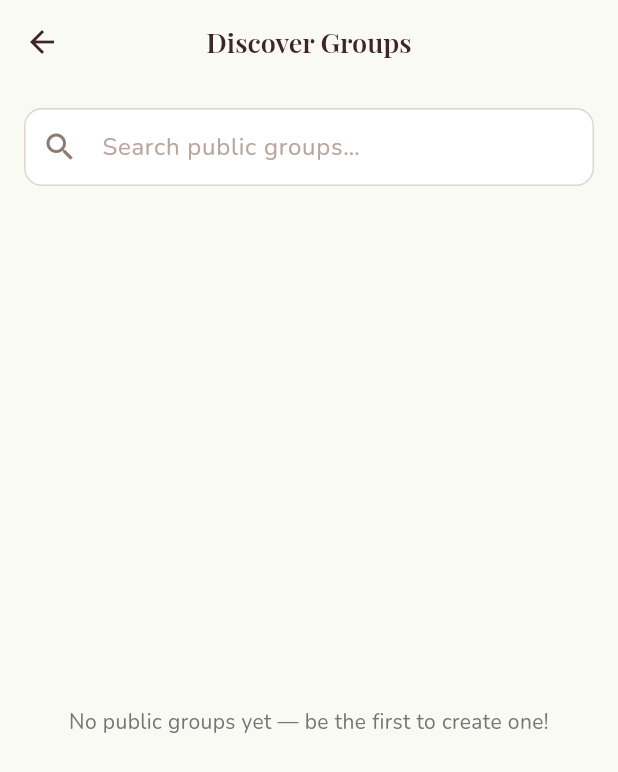
After one commit to OMCHOKSI108/closetalk, a Flutter app: the GroupListScreen screen opened directly, after a tap on the "explore" icon, on a phone screen of 412 x 824 dp. The commit adds this screen. Shown: the top 772 px of the screen. Run offline on Flutter 3.47's test engine with Material 3 defaults, Android fonts, the phone set to English and light mode, and no system bars; our stand-ins replace audioplayers, cached_network_image, firebase_core, firebase_messaging, flutter_local_notifications, flutter_map and 10 more; missing offline and left inert: cryptography, photo_manager, record; accounts and stored records are empty; network calls fail.

Commit message:
feat: implement group discovery feature with search functionality and join option

```diff
--- a/closetalk_app/lib/providers/group_provider.dart
+++ b/closetalk_app/lib/providers/group_provider.dart
@@ -118,6 +118,53 @@ class GroupProvider extends ChangeNotifier {
     return false;
   }
 
+  Future<List<DiscoverGroup>> discoverGroups({String query = ''}) async {
+    try {
+      final uri = Uri.parse('${ApiConfig.authBaseUrl}/groups/discover')
+          .replace(queryParameters: {
+        if (query.trim().isNotEmpty) 'q': query.trim(),
+      });
+      final response = await http.get(uri, headers: ApiConfig.headers);
+      if (response.statusCode == 200) {
+        final data = jsonDecode(response.body) as Map<String, dynamic>;
+        return (data['groups'] as List<dynamic>?)
+                ?.map((g) => DiscoverGroup.fromJson(g as Map<String, dynamic>))
+                .toList() ??
+            const [];
+      }
+    } catch (_) {}
+    return const [];
+  }
+
+  Future<JoinResult> joinPublicGroup(String groupId) async {
+    try {
+      final response = await http.post(
+        Uri.parse('${ApiConfig.authBaseUrl}/groups/join'),
+        headers: ApiConfig.headers,
+        body: jsonEncode({'group_id': groupId}),
+      );
+      if (response.statusCode == 200) {
+        await fetchGroups();
+        return const JoinResult(success: true);
+      }
+      String? message;
+      try {
+        final body = jsonDecode(response.body);
+        if (body is Map && body['message'] != null) {
+          message = body['message'].toString();
+        } else if (body is Map && body['error'] != null) {
+          message = body['error'].toString();
+        }
+      } catch (_) {}
+      return JoinResult(
+        success: false,
+        error: message ?? 'Could not join (HTTP ${response.statusCode})',
+      );
+    } catch (e) {
+      return JoinResult(success: false, error: 'Network error: $e');
+    }
+  }
+
   Future<void> addMembers(String groupId, List<String> userIds) async {
     try {
       await http.post(
@@ -193,3 +240,45 @@ class GroupProvider extends ChangeNotifier {
     notifyListeners();
   }
 }
+
+class DiscoverGroup {
+  final String id;
+  final String name;
+  final String description;
+  final String avatarUrl;
+  final int memberCount;
+  final int memberLimit;
+  final bool isMember;
+  final DateTime createdAt;
+
+  const DiscoverGroup({
+    required this.id,
+    required this.name,
+    required this.description,
+    required this.avatarUrl,
+    required this.memberCount,
+    required this.memberLimit,
+    required this.isMember,
+    required this.createdAt,
+  });
+
+  factory DiscoverGroup.fromJson(Map<String, dynamic> json) {
+    return DiscoverGroup(
+      id: json['id'] as String,
+      name: json['name'] as String? ?? '',
+      description: json['description'] as String? ?? '',
+      avatarUrl: json['avatar_url'] as String? ?? '',
+      memberCount: json['member_count'] as int? ?? 0,
+      memberLimit: json['member_limit'] as int? ?? 1000,
+      isMember: json['is_member'] as bool? ?? false,
+      createdAt: DateTime.tryParse(json['created_at'] as String? ?? '') ??
+          DateTime.now(),
+    );
+  }
+}
+
+class JoinResult {
+  final bool success;
+  final String? error;
+  const JoinResult({required this.success, this.error});
+}
--- /dev/null
+++ b/closetalk_app/lib/screens/chat/group_discover_screen.dart
@@ -0,0 +1,181 @@
+import 'dart:async';
+
+import 'package:flutter/material.dart';
+import 'package:provider/provider.dart';
+
+import '../../providers/group_provider.dart';
+
+class GroupDiscoverScreen extends StatefulWidget {
+  const GroupDiscoverScreen({super.key});
+
+  @override
+  State<GroupDiscoverScreen> createState() => _GroupDiscoverScreenState();
+}
+
+class _GroupDiscoverScreenState extends State<GroupDiscoverScreen> {
+  static const Duration _debounce = Duration(milliseconds: 350);
+
+  final _searchCtl = TextEditingController();
+  Timer? _debounceTimer;
+  int _seq = 0;
+  bool _loading = true;
+  String? _joiningId;
+  List<DiscoverGroup> _groups = const [];
+
+  @override
+  void initState() {
+    super.initState();
+    WidgetsBinding.instance.addPostFrameCallback((_) {
+      if (mounted) _load('');
+    });
+  }
+
+  @override
+  void dispose() {
+    _debounceTimer?.cancel();
+    _searchCtl.dispose();
+    super.dispose();
+  }
+
+  Future<void> _load(String query) async {
+    final mySeq = ++_seq;
+    setState(() => _loading = true);
+    final groups =
+        await context.read<GroupProvider>().discoverGroups(query: query);
+    if (!mounted || mySeq != _seq) return;
+    setState(() {
+      _groups = groups;
+      _loading = false;
+    });
+  }
+
+  void _onChanged(String value) {
+    setState(() {});
+    _debounceTimer?.cancel();
+    _debounceTimer = Timer(_debounce, () => _load(value));
+  }
+
+  Future<void> _join(DiscoverGroup g) async {
+    setState(() => _joiningId = g.id);
+    final result = await context.read<GroupProvider>().joinPublicGroup(g.id);
+    if (!mounted) return;
+    setState(() => _joiningId = null);
+    if (result.success) {
+      ScaffoldMessenger.of(context).showSnackBar(
+        SnackBar(content: Text('Joined ${g.name}')),
+      );
+      _load(_searchCtl.text);
+    } else {
+      ScaffoldMessenger.of(context).showSnackBar(
+        SnackBar(content: Text(result.error ?? 'Could not join')),
+      );
+    }
+  }
+
+  @override
+  Widget build(BuildContext context) {
+    return Scaffold(
+      appBar: AppBar(title: const Text('Discover Groups')),
+      body: Column(
+        children: [
+          Padding(
+            padding: const EdgeInsets.all(16),
+            child: TextField(
+              controller: _searchCtl,
+              decoration: InputDecoration(
+                hintText: 'Search public groups…',
+                prefixIcon: const Icon(Icons.search),
+                border: OutlineInputBorder(
+                  borderRadius: BorderRadius.circular(12),
+                ),
+                suffixIcon: _searchCtl.text.isNotEmpty
+                    ? IconButton(
+                        icon: const Icon(Icons.clear),
+                        onPressed: () {
+                          _searchCtl.clear();
+                          _onChanged('');
+                        },
+                      )
+                    : null,
+              ),
+              onChanged: _onChanged,
+              textInputAction: TextInputAction.search,
+            ),
+          ),
+          Expanded(child: _buildBody()),
+        ],
+      ),
+    );
+  }
+
+  Widget _buildBody() {
+    if (_loading) {
+      return const Center(child: CircularProgressIndicator());
+    }
+    if (_groups.isEmpty) {
+      return Center(
+        child: Padding(
+          padding: const EdgeInsets.all(24),
+          child: Text(
+            _searchCtl.text.isEmpty
+                ? 'No public groups yet — be the first to create one!'
+                : 'No public groups match "${_searchCtl.text}"',
+            textAlign: TextAlign.center,
+            style: TextStyle(color: Colors.grey[600]),
+          ),
+        ),
+      );
+    }
+    return RefreshIndicator(
+      onRefresh: () => _load(_searchCtl.text),
+      child: ListView.builder(
+        padding: const EdgeInsets.symmetric(horizontal: 8),
+        itemCount: _groups.length,
+        itemBuilder: (_, i) => _tile(_groups[i]),
+      ),
+    );
+  }
+
+  Widget _tile(DiscoverGroup g) {
+    final isJoining = _joiningId == g.id;
+    return Card(
+      child: ListTile(
+        leading: CircleAvatar(
+          backgroundImage:
+              g.avatarUrl.isNotEmpty ? NetworkImage(g.avatarUrl) : null,
+          child: g.avatarUrl.isEmpty
+              ? Text(g.name.isNotEmpty ? g.name[0].toUpperCase() : '?')
+              : null,
+        ),
+        title: Text(g.name, maxLines: 1, overflow: TextOverflow.ellipsis),
+        subtitle: Column(
+          crossAxisAlignment: CrossAxisAlignment.start,
+          children: [
+            if (g.description.isNotEmpty)
+              Text(g.description,
+                  maxLines: 2, overflow: TextOverflow.ellipsis),
+            Text(
+              '${g.memberCount} member${g.memberCount == 1 ? '' : 's'}',
+              style: TextStyle(color: Colors.grey[600], fontSize: 12),
+            ),
+          ],
+        ),
+        trailing: g.isMember
+            ? const Chip(label: Text('Joined'))
+            : SizedBox(
+                width: 88,
+                child: FilledButton(
+                  onPressed: isJoining ? null : () => _join(g),
+                  child: isJoining
+                      ? const SizedBox(
+                          height: 16,
+                          width: 16,
+                          child: CircularProgressIndicator(strokeWidth: 2),
+                        )
+                      : const Text('Join'),
+                ),
+              ),
+      ),
+    );
+  }
+}
--- a/closetalk_app/lib/screens/chat/group_list_screen.dart
+++ b/closetalk_app/lib/screens/chat/group_list_screen.dart
@@ -5,6 +5,7 @@ import '../../providers/group_provider.dart';
 import '../../services/group_service.dart';
 import '../../services/api_config.dart';
 import '../chat/group_create_screen.dart';
+import '../chat/group_discover_screen.dart';
 import '../chat/group_info_screen.dart';
 
 class GroupListScreen extends StatefulWidget {
@@ -91,7 +92,27 @@ class _GroupListScreenState extends State<GroupListScreen> {
           );
         },
       ),
-      floatingActionButton: FloatingActionButton(
+      floatingActionButton: Column(
+        mainAxisSize: MainAxisSize.min,
+        crossAxisAlignment: CrossAxisAlignment.end,
+        children: [
+          FloatingActionButton.small(
+            heroTag: 'discoverGroupsFab',
+            tooltip: 'Discover public groups',
+            onPressed: () async {
+              await Navigator.push(
+                context,
+                MaterialPageRoute(
+                  builder: (_) => const GroupDiscoverScreen(),
+                ),
+              );
+              _refresh();
+            },
+            child: const Icon(Icons.explore),
+          ),
+          const SizedBox(height: 12),
+          FloatingActionButton(
+            heroTag: 'createGroupFab',
             onPressed: () async {
               final created = await Navigator.push<bool>(
                 context,
@@ -105,6 +126,8 @@ class _GroupListScreenState extends State<GroupListScreen> {
             },
             child: const Icon(Icons.add),
           ),
+        ],
+      ),
     );
   }
 }
```
Also changed, not shown: 3 other files. Lines whose indentation alone changed are shown as unchanged.
